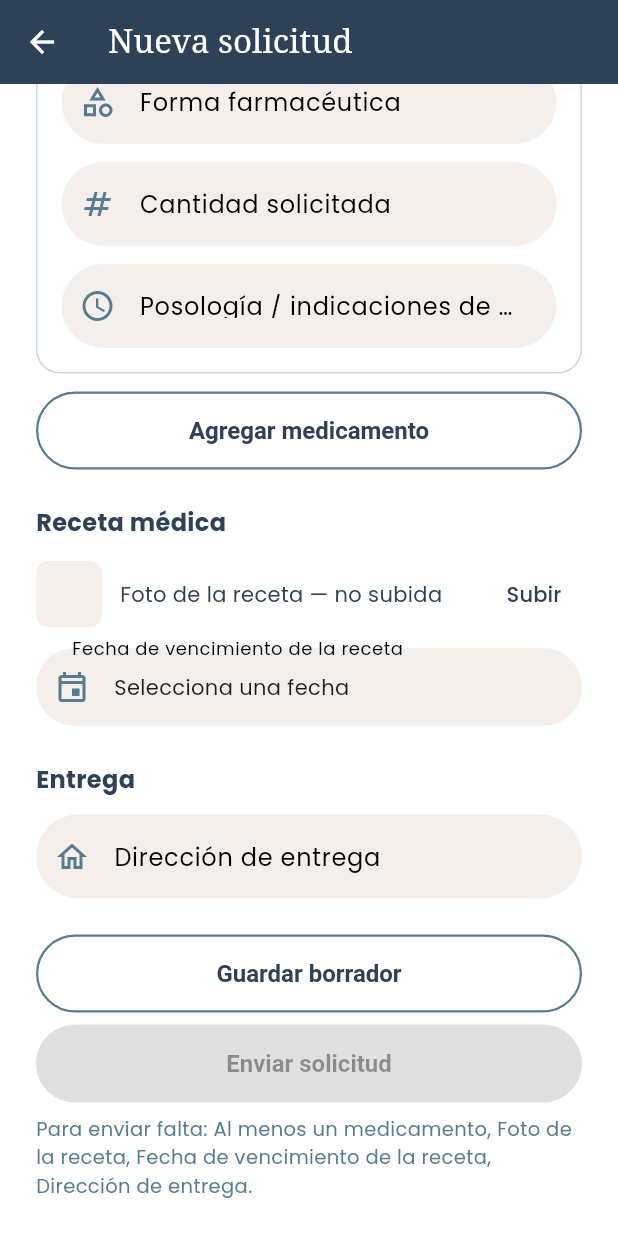
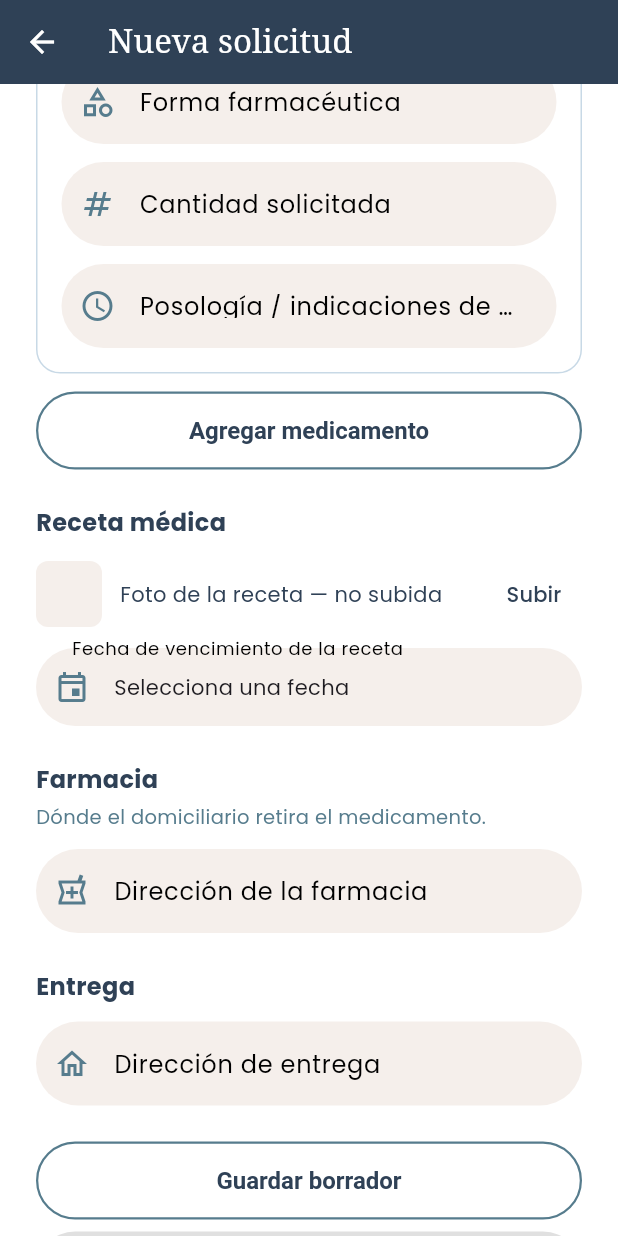
Before and after one commit to sofiacc1414/mediruta-app, a Flutter app: the NuevaSolicitudScreen screen opened by its route, scrolled down 414 dp, on a phone screen of 412 x 824 dp. Run offline on Flutter 3.47's test engine with Material 3 defaults, Android fonts, the phone set to English and light mode, and no system bars; our stand-ins replace file_picker, flutter_riverpod, flutter_secure_storage, google_fonts, image_picker, shared_preferences; accounts and stored records are empty; network calls fail.

Commit message:
feat(solicitudes): agregar dirección de la farmacia al formulario
Contraparte de la API: nuevo campo direccionFarmacia en DatosSolicitud
y Solicitud, sección "Farmacia" en "Nueva solicitud" (entre receta y
entrega — dónde se retira el medicamento, distinto de dónde se
entrega), tarjeta propia en el detalle, y calcularFaltantes() en
ambos lados exige el dato antes de habilitar "Enviar solicitud".

flutter analyze limpio, 59/59 tests. Verificado contra la API real con
el cambio del lado del servidor ya aplicado.

Co-Authored-By: Claude Sonnet 5 <noreply@anthropic.com>

```diff
--- a/lib/features/solicitudes/domain/entities/datos_solicitud.dart
+++ b/lib/features/solicitudes/domain/entities/datos_solicitud.dart
@@ -2,13 +2,16 @@ import 'medicamento.dart';
 
 /// Los campos editables de una solicitud: la lista de medicamentos +
 /// receta (foto, sube aparte con `SubirRecetaUseCase`; acá solo viaja
-/// `recetaFechaVencimiento`) + dirección de entrega. Comunes a crear
+/// `recetaFechaVencimiento`) + dirección de la farmacia (dónde se
+/// retira el medicamento) + dirección de entrega (dónde se lo lleva al
+/// paciente) — dos puntos distintos de un mismo pedido. Comunes a crear
 /// (G01), editar (G04) y al borrador local en progreso.
 class DatosSolicitud {
   const DatosSolicitud({
     this.medicamentos = const [],
     this.recetaFechaVencimiento,
     this.direccionEntrega,
+    this.direccionFarmacia,
   });
 
   final List<Medicamento> medicamentos;
@@ -17,6 +20,10 @@ class DatosSolicitud {
   /// lo que permite detectar una receta vencida sin abrir la foto.
   final String? recetaFechaVencimiento;
   final String? direccionEntrega;
+
+  /// Dónde el domiciliario retira el medicamento — distinta de
+  /// `direccionEntrega`, no un duplicado.
+  final String? direccionFarmacia;
 
   /// G05 — mismos requisitos que valida `app.enviar_solicitud` en la API
   /// (la cédula NO se revisa acá: ya se exige antes de poder crear la
@@ -45,6 +52,9 @@ class DatosSolicitud {
         faltantes.add('La receta está vencida — sube una foto de una receta vigente');
       }
     }
+    if (direccionFarmacia == null || direccionFarmacia!.trim().isEmpty) {
+      faltantes.add('Dirección de la farmacia');
+    }
     if (direccionEntrega == null || direccionEntrega!.trim().isEmpty) {
       faltantes.add('Dirección de entrega');
     }
@@ -56,6 +66,7 @@ class DatosSolicitud {
       'medicamentos': medicamentos.map((m) => m.toJson()).toList(),
       'recetaFechaVencimiento': recetaFechaVencimiento,
       'direccionEntrega': direccionEntrega,
+      'direccionFarmacia': direccionFarmacia,
     };
   }
 
@@ -67,6 +78,7 @@ class DatosSolicitud {
           .toList(),
       recetaFechaVencimiento: json['recetaFechaVencimiento'] as String?,
       direccionEntrega: json['direccionEntrega'] as String?,
+      direccionFarmacia: json['direccionFarmacia'] as String?,
     );
   }
 }
--- a/lib/features/solicitudes/domain/entities/solicitud.dart
+++ b/lib/features/solicitudes/domain/entities/solicitud.dart
@@ -11,6 +11,7 @@ class Solicitud {
     required this.recetaUrl,
     required this.recetaFechaVencimiento,
     required this.direccionEntrega,
+    required this.direccionFarmacia,
     required this.creadoEn,
     required this.enviadoEn,
     required this.canceladoEn,
@@ -28,6 +29,10 @@ class Solicitud {
   final String? recetaUrl;
   final String? recetaFechaVencimiento;
   final String? direccionEntrega;
+
+  /// Dónde el domiciliario retira el medicamento — distinta de
+  /// `direccionEntrega`, no un duplicado.
+  final String? direccionFarmacia;
   final String creadoEn;
   final String? enviadoEn;
   final String? canceladoEn;
@@ -48,6 +53,7 @@ class Solicitud {
       recetaUrl: json['recetaUrl'] as String?,
       recetaFechaVencimiento: json['recetaFechaVencimiento'] as String?,
       direccionEntrega: json['direccionEntrega'] as String?,
+      direccionFarmacia: json['direccionFarmacia'] as String?,
       creadoEn: json['creadoEn'] as String,
       enviadoEn: json['enviadoEn'] as String?,
       canceladoEn: json['canceladoEn'] as String?,
--- a/lib/features/solicitudes/presentation/screens/nueva_solicitud_screen.dart
+++ b/lib/features/solicitudes/presentation/screens/nueva_solicitud_screen.dart
@@ -87,6 +87,7 @@ String? _vacioComoNulo(String texto) => texto.trim().isEmpty ? null : texto.trim
 class _NuevaSolicitudScreenState extends ConsumerState<NuevaSolicitudScreen> {
   final List<_LineaMedicamento> _lineas = [];
   final _direccionEntrega = TextEditingController();
+  final _direccionFarmacia = TextEditingController();
   DateTime? _recetaFechaVencimiento;
 
   String? _recetaUrlServidor;
@@ -107,12 +108,14 @@ class _NuevaSolicitudScreenState extends ConsumerState<NuevaSolicitudScreen> {
     super.initState();
     _solicitudIdRemoto = widget.solicitudId;
     _direccionEntrega.addListener(_onCambioCampo);
+    _direccionFarmacia.addListener(_onCambioCampo);
     _inicializar();
   }
 
   @override
   void dispose() {
     _direccionEntrega.dispose();
+    _direccionFarmacia.dispose();
     for (final linea in _lineas) {
       linea.dispose();
     }
@@ -129,6 +132,7 @@ class _NuevaSolicitudScreenState extends ConsumerState<NuevaSolicitudScreen> {
           medicamentos: solicitud.medicamentos,
           recetaFechaVencimiento: solicitud.recetaFechaVencimiento,
           direccionEntrega: solicitud.direccionEntrega,
+          direccionFarmacia: solicitud.direccionFarmacia,
         );
         _rellenar(datos);
         _recetaUrlServidor = solicitud.recetaUrl;
@@ -165,6 +169,7 @@ class _NuevaSolicitudScreenState extends ConsumerState<NuevaSolicitudScreen> {
       _agregarLinea(inicial: medicamento, notificar: false);
     }
     _direccionEntrega.text = datos.direccionEntrega ?? '';
+    _direccionFarmacia.text = datos.direccionFarmacia ?? '';
     if (datos.recetaFechaVencimiento != null) {
       _recetaFechaVencimiento = DateTime.tryParse(datos.recetaFechaVencimiento!);
     }
@@ -191,6 +196,7 @@ class _NuevaSolicitudScreenState extends ConsumerState<NuevaSolicitudScreen> {
       medicamentos: _lineas.map((l) => l.aMedicamento()).toList(),
       recetaFechaVencimiento: _recetaFechaVencimiento != null ? _isoFecha(_recetaFechaVencimiento!) : null,
       direccionEntrega: _vacioComoNulo(_direccionEntrega.text),
+      direccionFarmacia: _vacioComoNulo(_direccionFarmacia.text),
     );
   }
 
@@ -210,7 +216,8 @@ class _NuevaSolicitudScreenState extends ConsumerState<NuevaSolicitudScreen> {
       return hayMedicamento ||
           hayRecetaPendiente ||
           datos.recetaFechaVencimiento != null ||
-          datos.direccionEntrega != null;
+          datos.direccionEntrega != null ||
+          datos.direccionFarmacia != null;
     }
     final actuales = _datosActuales();
     final originales = _datosOriginales;
@@ -533,6 +540,20 @@ class _NuevaSolicitudScreenState extends ConsumerState<NuevaSolicitudScreen> {
                           onTap: _guardando ? null : _elegirFechaReceta,
                         ),
                         const SizedBox(height: 24),
+                        const _TituloSeccion('Farmacia'),
+                        const SizedBox(height: 4),
+                        const Text(
+                          'Dónde el domiciliario retira el medicamento.',
+                          style: TextStyle(color: AppColors.teal, fontSize: 13),
+                        ),
+                        const SizedBox(height: 12),
+                        AppTextField(
+                          label: 'Dirección de la farmacia',
+                          icono: Icons.local_pharmacy_outlined,
+                          controller: _direccionFarmacia,
+                          enabled: !_guardando,
+                        ),
+                        const SizedBox(height: 24),
                         const _TituloSeccion('Entrega'),
                         const SizedBox(height: 12),
                         AppTextField(
--- a/lib/features/solicitudes/presentation/screens/solicitud_detalle_screen.dart
+++ b/lib/features/solicitudes/presentation/screens/solicitud_detalle_screen.dart
@@ -191,6 +191,11 @@ class _SolicitudDetalleScreenState extends ConsumerState<SolicitudDetalleScreen>
                         ),
                         const SizedBox(height: 16),
                         _Tarjeta(
+                          titulo: 'Farmacia',
+                          filas: {'Dirección de la farmacia': solicitud.direccionFarmacia},
+                        ),
+                        const SizedBox(height: 16),
+                        _Tarjeta(
                           titulo: 'Identidad y entrega',
                           filas: {'Dirección de entrega': solicitud.direccionEntrega},
                           miniatura: solicitud.cedulaUrl,
@@ -275,6 +280,9 @@ List<String> _calcularFaltantes(Solicitud solicitud) {
     if (parseada != null && parseada.isBefore(hoySinHora)) {
       faltantes.add('La receta está vencida — sube una foto de una receta vigente');
     }
+  }
+  if (solicitud.direccionFarmacia == null || solicitud.direccionFarmacia!.trim().isEmpty) {
+    faltantes.add('Dirección de la farmacia');
   }
   if (solicitud.direccionEntrega == null || solicitud.direccionEntrega!.trim().isEmpty) {
     faltantes.add('Dirección de entrega');
```
Also changed, not shown: 3 other files.
